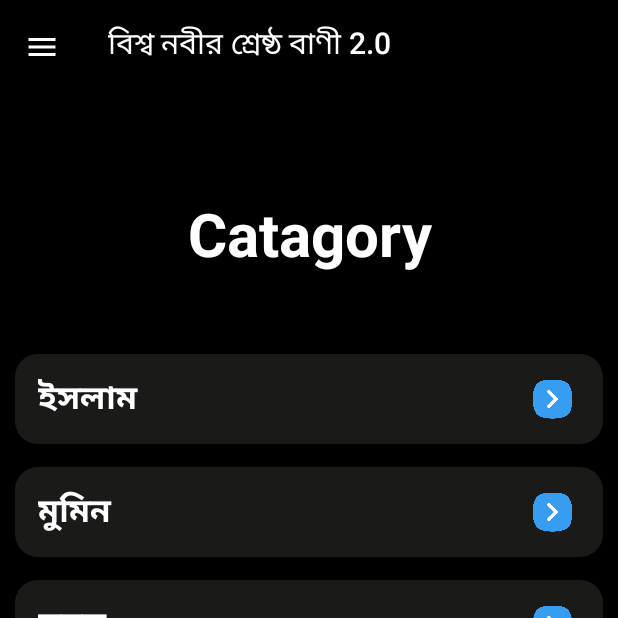
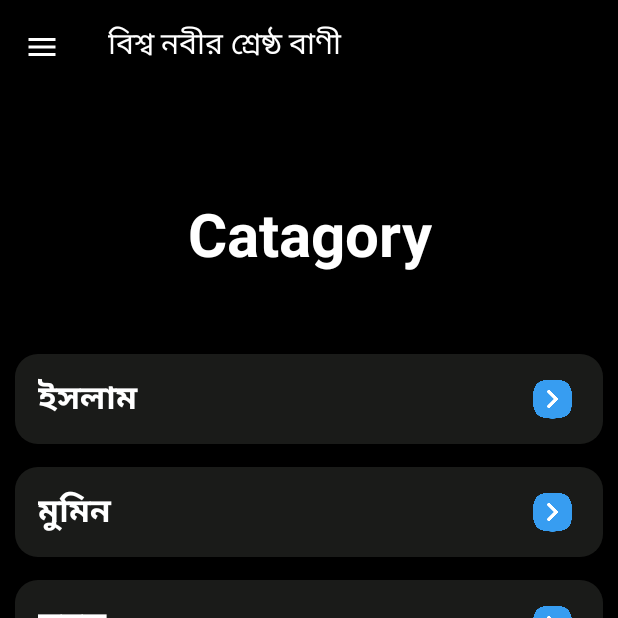
Before and after one commit to fihad247/EduZone, an Android app: the MainActivity screen opened directly, with no data from a screen before it, on a phone screen of 412 x 824 dp, the top half of it. Run offline under Robolectric (Android 15) with nearby library versions, the phone set to English and light mode, and no system bars.

Commit message:
28/1/2024- iEducation app 1st backup

```diff
--- a/app/src/main/res/layout/activity_main.xml
+++ b/app/src/main/res/layout/activity_main.xml
@@ -29,7 +29,7 @@
                     android:layout_width="match_parent"
                     android:layout_height="?attr/actionBarSize"
                     app:navigationIcon="@drawable/baseline_menu_24"
-                    app:title="বিশ্ব নবীর শ্রেষ্ঠ বাণী 2.0"
+                    app:title="বিশ্ব নবীর শ্রেষ্ঠ বাণী"
                     app:titleTextColor="@color/white"
                     android:paddingTop="3dp"
                     />
```
